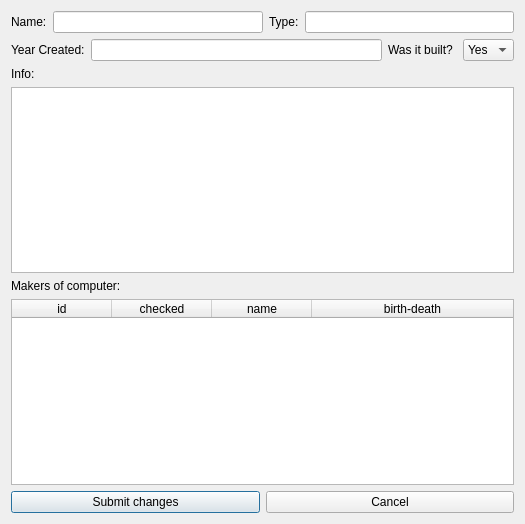
Before: the Qt Designer form UI/editcomputers.ui in valdimarHR/hisCompRepo, drawn with Qt 5.
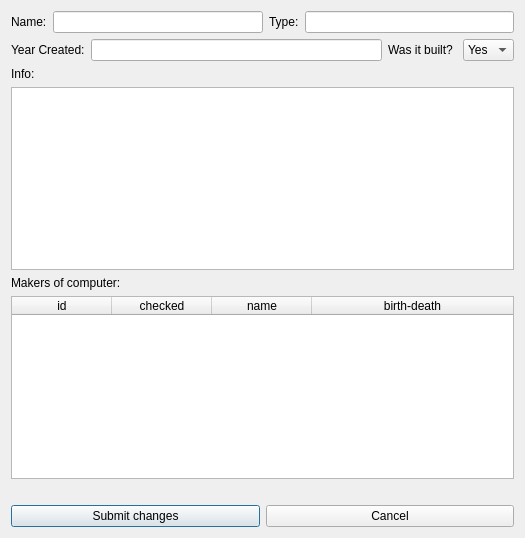
After: the same form once the commit is applied. Icons and pictures are not drawn.

Commit message: búin að bæta við error label í edit computer

```diff
--- a/UI/editcomputers.ui
+++ b/UI/editcomputers.ui
@@ -7,7 +7,7 @@
     <x>0</x>
     <y>0</y>
     <width>525</width>
-    <height>524</height>
+    <height>538</height>
    </rect>
   </property>
   <property name="windowTitle">
@@ -143,6 +143,13 @@
      </column>
     </widget>
    </item>
+   <item>
+    <widget class="QLabel" name="labelComputerEditError">
+     <property name="text">
+      <string/>
+     </property>
+    </widget>
+   </item>
    <item>
     <layout class="QHBoxLayout" name="horizontalLayout_2">
      <item>
```
Left out of the diff: 2 changed lines with no effect on the pictures. The commit also changes 2 other files.
